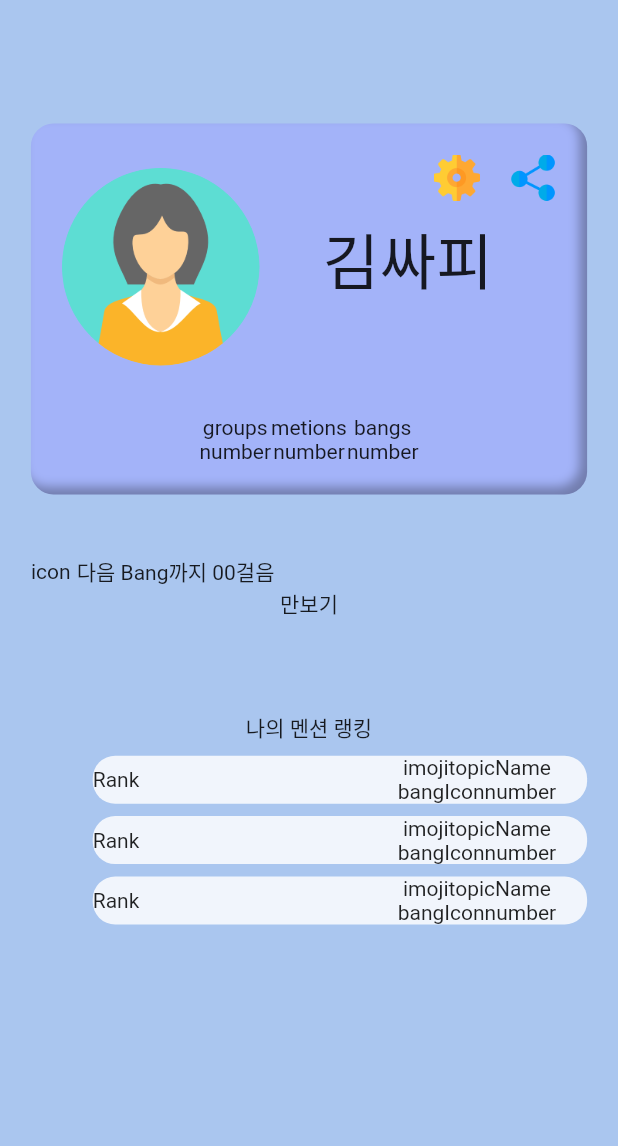
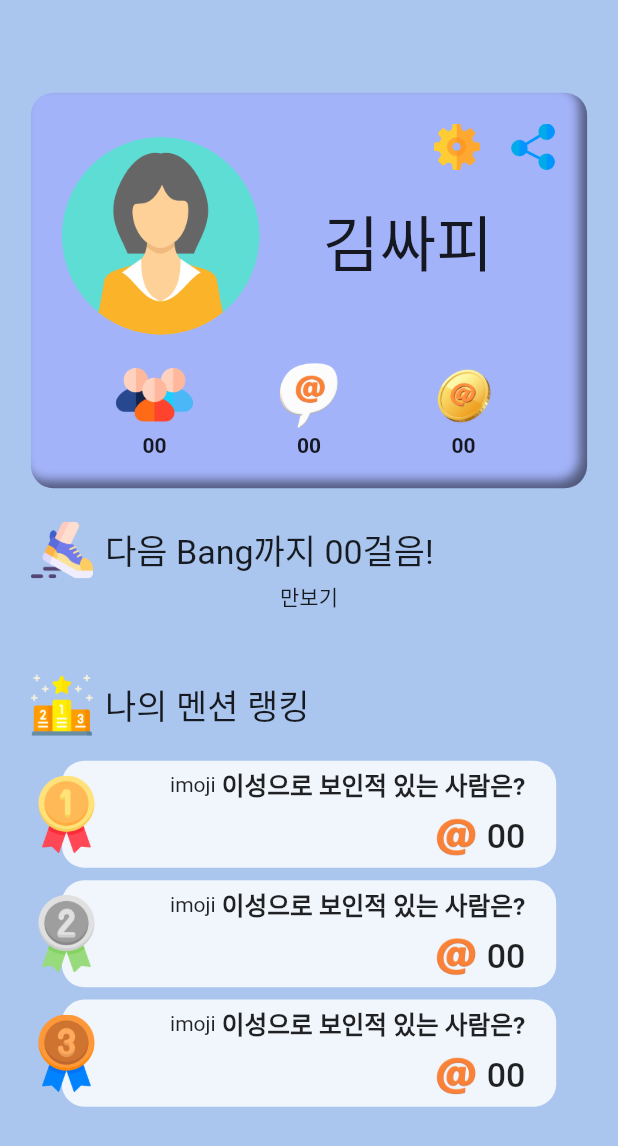
Before and after one commit to ukknown/Mention, a Flutter app: the ProfilePage screen opened directly, on a phone screen of 412 x 824 dp. Shown: the top 1146 px of the screen. Run offline on Flutter 3.47's test engine with Material 2 defaults, Android fonts, the light colour scheme and no system bars; our stand-ins replace card_swiper, carousel_slider, circle_nav_bar, flutter_inset_box_shadow.

Commit message:
[front] feat : 프로필 페이지 및 부속 페이지 이미지 구성

```diff
--- a/app/lib/main.dart
+++ b/app/lib/main.dart
@@ -1,8 +1,5 @@
 import 'package:app/screens/profile_screen.dart';
 import 'package:flutter/material.dart';
-import 'package:app/Screens/group_screen.dart';
-
-import 'screens/home_screen.dart';
 
 void main() {
   runApp(const Mention());
@@ -25,6 +22,6 @@ class Mention extends StatelessWidget {
           ),
           cardColor: const Color(0xFFF4EDDB),
         ),
-        home: const GroupScreen());
+        home: const ProfilePage());
   }
 }
--- a/app/lib/screens/profile_screen.dart
+++ b/app/lib/screens/profile_screen.dart
@@ -16,11 +16,11 @@ class ProfilePage extends StatelessWidget {
         child: Column(
           children: [
             SizedBox(
-              height: screenHeight * 0.1,
+              height: screenHeight * 0.075,
             ),
             ProfileCard(screenHeight: screenHeight, screenWidth: screenWidth),
             SizedBox(
-              height: screenHeight * 0.05,
+              height: screenHeight * 0.025,
             ),
             Padding(
               padding: EdgeInsets.symmetric(horizontal: screenWidth * 0.05),
@@ -28,11 +28,17 @@ class ProfilePage extends StatelessWidget {
                 children: [
                   Row(
                     children: [
-                      const Text("icon"),
+                      Image.asset(
+                        'assets/images/running.png',
+                        height: screenWidth * 0.1,
+                      ),
                       SizedBox(
-                        width: screenWidth * 0.01,
+                        width: screenWidth * 0.02,
                       ),
-                      const Text("다음 Bang까지 00걸음"),
+                      Text(
+                        "다음 Bang까지 00걸음!",
+                        style: TextStyle(fontSize: screenWidth * 0.055),
+                      ),
                     ],
                   ),
                   const Text("만보기")
@@ -40,13 +46,30 @@ class ProfilePage extends StatelessWidget {
               ),
             ),
             SizedBox(
-              height: screenHeight * 0.075,
+              height: screenHeight * 0.05,
             ),
-            Column(
+            Padding(
+              padding: EdgeInsets.only(left: screenWidth * 0.05),
+              child: Column(
+                crossAxisAlignment: CrossAxisAlignment.start,
                 children: [
-                const Text("나의 멘션 랭킹"),
+                  Row(
+                    children: [
+                      Image.asset(
+                        'assets/images/podium.png',
+                        height: screenWidth * 0.1,
+                      ),
                       SizedBox(
-                  height: screenHeight * 0.01,
+                        width: screenWidth * 0.02,
+                      ),
+                      Text(
+                        "나의 멘션 랭킹",
+                        style: TextStyle(fontSize: screenWidth * 0.055),
+                      ),
+                    ],
+                  ),
+                  SizedBox(
+                    height: screenHeight * 0.02,
                   ),
                   for (var rank in [1, 2, 3])
                     RankSlot(
@@ -56,6 +79,7 @@ class ProfilePage extends StatelessWidget {
                     ),
                 ],
               ),
+            ),
           ],
         ),
       ),
--- a/app/lib/widgets/profile_card.dart
+++ b/app/lib/widgets/profile_card.dart
@@ -14,7 +14,7 @@ class ProfileCard extends StatelessWidget {
   @override
   Widget build(BuildContext context) {
     return Container(
-      height: screenHeight * 0.3,
+      height: screenHeight * 0.32,
       width: screenWidth * 0.9,
       decoration: BoxDecoration(
         color: const Color(0xffA3B3F9),
@@ -23,7 +23,7 @@ class ProfileCard extends StatelessWidget {
           BoxShadow(
             offset: const Offset(-5, -5),
             blurRadius: 5,
-            color: Colors.black.withOpacity(0.3),
+            color: Colors.black.withOpacity(0.5),
             inset: true,
           ),
         ],
@@ -71,7 +71,7 @@ class ProfileCard extends StatelessWidget {
                         ],
                       ),
                       SizedBox(
-                        height: screenHeight * 0.01,
+                        height: screenHeight * 0.02,
                       ),
                       Text(
                         "김싸피",
@@ -81,32 +81,65 @@ class ProfileCard extends StatelessWidget {
                         ),
                       ),
                       SizedBox(
-                        height: screenHeight * 0.05,
+                        height: screenHeight * 0.04,
                       ),
                     ],
                   ),
                 ),
               ],
             ),
-            const Row(
+            Row(
               mainAxisAlignment: MainAxisAlignment.center,
               children: [
                 Column(
                   children: [
-                    Text("groups"),
-                    Text("number"),
+                    Image.asset(
+                      'assets/images/group.png',
+                      height: screenWidth * 0.125,
+                      width: screenWidth * 0.125,
+                    ),
+                    const Text(
+                      "00",
+                      style: TextStyle(
+                        fontWeight: FontWeight.w600,
+                      ),
+                    ),
                   ],
+                ),
+                SizedBox(
+                  width: screenWidth * 0.125,
                 ),
                 Column(
                   children: [
-                    Text("metions"),
-                    Text("number"),
+                    Image.asset(
+                      'assets/images/mention.png',
+                      height: screenWidth * 0.125,
+                      width: screenWidth * 0.125,
+                    ),
+                    const Text(
+                      "00",
+                      style: TextStyle(
+                        fontWeight: FontWeight.w600,
+                      ),
+                    ),
                   ],
+                ),
+                SizedBox(
+                  width: screenWidth * 0.125,
                 ),
                 Column(
                   children: [
-                    Text("bangs"),
-                    Text("number"),
+                    Image.asset(
+                      'assets/images/coin.png',
+                      height: screenWidth * 0.125,
+                      width: screenWidth * 0.125,
+                    ),
+                    const Text(
+                      "00",
+                      style: TextStyle(
+                        fontWeight: FontWeight.w600,
+                      ),
+                    ),
                   ],
                 ),
               ],
--- a/app/lib/widgets/rank_slot.dart
+++ b/app/lib/widgets/rank_slot.dart
@@ -16,7 +16,7 @@ class RankSlot extends StatelessWidget {
   Widget build(BuildContext context) {
     return Padding(
       padding: EdgeInsets.only(
-        left: screenWidth * 0.1,
+        left: screenWidth * 0.05,
         bottom: screenHeight * 0.01,
       ),
       child: Container(
@@ -26,23 +26,63 @@ class RankSlot extends StatelessWidget {
           color: Colors.white.withOpacity(0.83),
         ),
         child: Padding(
-          padding: EdgeInsets.only(right: screenWidth * 0.05),
-          child: const Row(
+          padding: EdgeInsets.only(
+            right: screenWidth * 0.05,
+            top: screenHeight * 0.005,
+            bottom: screenHeight * 0.005,
+          ),
+          child: Row(
             mainAxisAlignment: MainAxisAlignment.spaceBetween,
             children: [
-              Text("Rank"),
+              Transform.translate(
+                offset: Offset(-screenWidth * 0.055, 0),
+                child: Image.asset(
+                  rank == 1
+                      ? 'assets/images/medal1.png'
+                      : rank == 2
+                          ? 'assets/images/medal2.png'
+                          : 'assets/images/medal3.png',
+                  height: screenWidth * 0.125,
+                ),
+              ),
               Column(
+                crossAxisAlignment: CrossAxisAlignment.end,
+                mainAxisAlignment: MainAxisAlignment.center,
                 children: [
                   Row(
                     children: [
-                      Text("imoji"),
-                      Text("topicName"),
+                      const Text("imoji"),
+                      SizedBox(
+                        width: screenWidth * 0.01,
+                      ),
+                      Text(
+                        "이성으로 보인적 있는 사람은?",
+                        style: TextStyle(
+                            fontSize: screenWidth * 0.04,
+                            fontWeight: FontWeight.w600),
+                      ),
                     ],
+                  ),
+                  SizedBox(
+                    height: screenHeight * 0.0075,
                   ),
                   Row(
                     children: [
-                      Text("bangIcon"),
-                      Text("number"),
+                      Image.asset(
+                        'assets/images/logo.png',
+                        height: screenWidth * 0.08,
+                        width: screenWidth * 0.08,
+                      ),
+                      SizedBox(
+                        width: screenWidth * 0.01,
+                      ),
+                      Text(
+                        "00",
+                        style: TextStyle(
+                          fontSize: screenWidth * 0.055,
+                          fontWeight: FontWeight.w500,
+                        ),
+                      ),
                     ],
                   )
                 ],
```
Also changed, not shown: app/assets/images/logo.png (added), app/assets/images/medal1.png (added), app/assets/images/medal2.png (added), app/assets/images/medal3.png (added), app/assets/images/podium.png (added), app/assets/images/running.png (added). Lines whose indentation alone changed are shown as unchanged.
